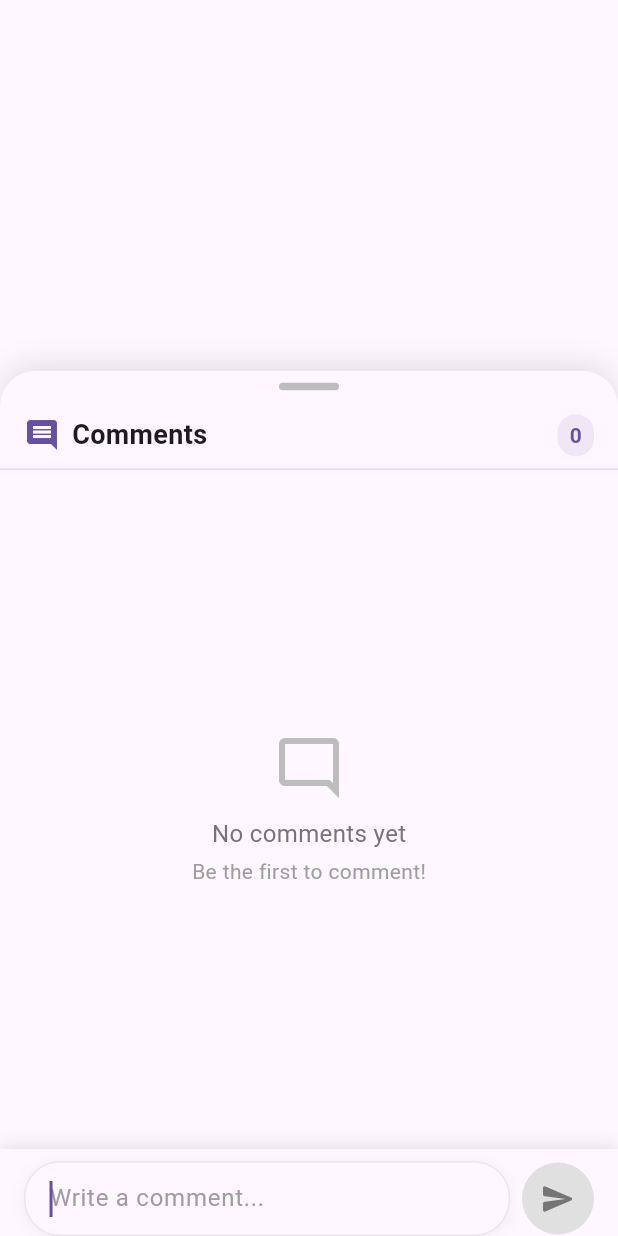
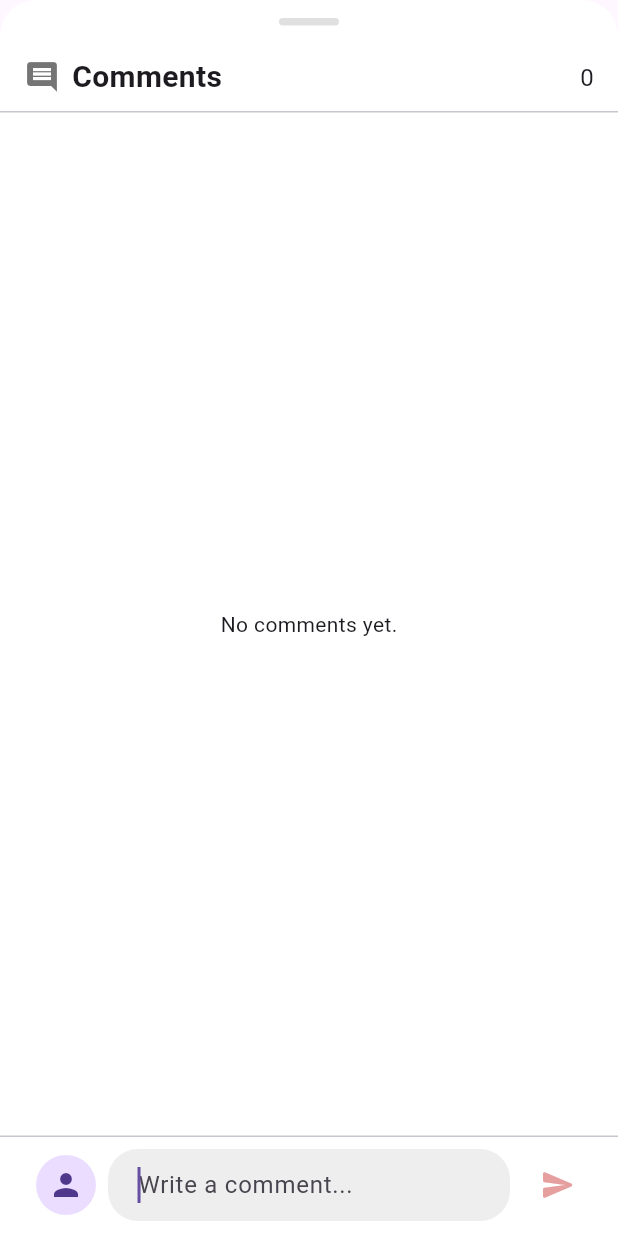
Before and after one commit to kyawnaing19/shweeshaungDaily, a Flutter app: the CommentSection widget shown alone on an empty page, opened directly with empty values, on a phone screen of 412 x 824 dp. Run offline on Flutter 3.47's test engine with Material 3 defaults, Android fonts, the phone set to English and light mode, and no system bars; our stand-ins replace audioplayers, cross_file, curved_navigation_bar, dotted_border, dropdown_button2, google_fonts and 4 more; missing offline and left inert: flutter_quill, record, webview_flutter_android, webview_flutter_wkwebview; accounts and stored records are empty; network calls fail.

Commit message:
comment ui

```diff
--- a/lib/views/comment_section.dart
+++ b/lib/views/comment_section.dart
@@ -1,8 +1,10 @@
 import 'package:flutter/material.dart';
 import 'package:intl/intl.dart';
+
 import '../services/api_service.dart';
 
 class CommentSection extends StatefulWidget {
+  final String? profileUrl;
   final List<dynamic> comments;
   final int? feedId;
   final VoidCallback? onCommentSuccess;
@@ -11,14 +13,14 @@ class CommentSection extends StatefulWidget {
     required this.comments,
     required this.feedId,
     this.onCommentSuccess,
+    this.profileUrl = '',
   });
 
   @override
   State<CommentSection> createState() => _CommentSectionState();
 }
 
-class _CommentSectionState extends State<CommentSection>
-    with SingleTickerProviderStateMixin {
+class _CommentSectionState extends State<CommentSection> {
   final FocusNode _focusNode = FocusNode();
   final TextEditingController _controller = TextEditingController();
   List<dynamic>? _comments;
@@ -27,25 +29,14 @@ class _CommentSectionState extends State<CommentSection>
   bool _showUserSuggestions = false;
   List<String> _userSuggestions = [];
   int _selectedSuggestionIndex = 0;
-  late AnimationController _animationController;
-  late Animation<double> _opacityAnimation;
 
   @override
   void initState() {
     super.initState();
-    _animationController = AnimationController(
-      vsync: this,
-      duration: const Duration(milliseconds: 300),
-    );
-    _opacityAnimation = Tween<double>(begin: 0, end: 1).animate(
-      CurvedAnimation(parent: _animationController, curve: Curves.easeInOut),
-    );
-
     _controller.addListener(_onTextChanged);
     _fetchComments();
     WidgetsBinding.instance.addPostFrameCallback((_) {
       _focusNode.requestFocus();
-      _animationController.forward();
     });
   }
 
@@ -53,6 +44,7 @@ class _CommentSectionState extends State<CommentSection>
     final text = _controller.text;
     setState(() {
       _hasText = text.trim().isNotEmpty;
+      // Show suggestions if text starts with '@'
       if (text.startsWith('@')) {
         _userSuggestions = _getUniqueUserNames();
         _showUserSuggestions = _userSuggestions.isNotEmpty;
@@ -98,7 +90,6 @@ class _CommentSectionState extends State<CommentSection>
 
   @override
   void dispose() {
-    _animationController.dispose();
     _focusNode.dispose();
     _controller.removeListener(_onTextChanged);
     _controller.dispose();
@@ -114,111 +105,31 @@ class _CommentSectionState extends State<CommentSection>
     }
   }
 
-  Widget _buildCommentItem(dynamic comment) {
-    final userName = comment['userName'] ?? 'User';
-    final text = comment['text'] ?? '';
-    final createdAt = comment['createdAt'] ?? '';
-    final profileUrl = comment['authorProfileUrl'] ?? '';
-
-    return FadeTransition(
-      opacity: _opacityAnimation,
-      child: Padding(
-        padding: const EdgeInsets.symmetric(vertical: 8.0),
-        child: Row(
-          crossAxisAlignment: CrossAxisAlignment.start,
-          children: [
-            CircleAvatar(
-              radius: 20,
-              backgroundImage:
-                  profileUrl.isNotEmpty ? NetworkImage(profileUrl) : null,
-              child:
-                  profileUrl.isEmpty
-                      ? const Icon(Icons.person, size: 20)
-                      : null,
-            ),
-            const SizedBox(width: 12),
-            Expanded(
-              child: Column(
-                crossAxisAlignment: CrossAxisAlignment.start,
-                children: [
-                  Container(
-                    padding: const EdgeInsets.all(12),
-                    decoration: BoxDecoration(
-                      color: Colors.grey[100],
-                      borderRadius: BorderRadius.circular(12),
-                    ),
-                    child: Column(
-                      crossAxisAlignment: CrossAxisAlignment.start,
-                      children: [
-                        Text(
-                          userName,
-                          style: const TextStyle(
-                            fontWeight: FontWeight.bold,
-                            fontSize: 14,
-                          ),
-                        ),
-                        const SizedBox(height: 4),
-                        Text(text, style: const TextStyle(fontSize: 14)),
-                      ],
-                    ),
-                  ),
-                  if (createdAt.isNotEmpty)
-                    Padding(
-                      padding: const EdgeInsets.only(top: 4, left: 8),
-                      child: Text(
-                        _formatDate(createdAt),
-                        style: TextStyle(fontSize: 11, color: Colors.grey[600]),
-                      ),
-                    ),
-                ],
-              ),
-            ),
-          ],
-        ),
-      ),
-    );
-  }
-
   @override
   Widget build(BuildContext context) {
-    final theme = Theme.of(context);
     final bottomInset = MediaQuery.of(context).viewInsets.bottom;
-
     return DraggableScrollableSheet(
-      initialChildSize: 0.7,
+      initialChildSize: 1.0,
       minChildSize: 0.5,
-      maxChildSize: 0.9,
-      snap: true,
+      maxChildSize: 1.0,
+      expand: false,
       builder: (context, scrollController) {
         return Container(
-          decoration: BoxDecoration(
-            color: theme.cardColor,
-            borderRadius: const BorderRadius.vertical(top: Radius.circular(24)),
-            boxShadow: [
-              BoxShadow(
-                color: Colors.black.withOpacity(0.1),
-                blurRadius: 16,
-                spreadRadius: 0,
-                offset: const Offset(0, -4),
-              ),
-            ],
+          decoration: const BoxDecoration(
+            color: Colors.white,
+            borderRadius: BorderRadius.vertical(top: Radius.circular(24)),
           ),
           child: Column(
             children: [
-              // Drag handle
-              Center(
-                child: Container(
+              Container(
                 width: 40,
                 height: 5,
-                  margin: const EdgeInsets.symmetric(vertical: 8),
+                margin: const EdgeInsets.symmetric(vertical: 12),
                 decoration: BoxDecoration(
-                    color: Colors.grey[400],
+                  color: Colors.grey[300],
                   borderRadius: BorderRadius.circular(10),
                 ),
               ),
-              ),
-
-              // Header
               Padding(
                 padding: const EdgeInsets.symmetric(
                   horizontal: 16,
@@ -226,114 +137,82 @@ class _CommentSectionState extends State<CommentSection>
                 ),
                 child: Row(
                   children: [
-                    Icon(Icons.comment, color: theme.primaryColor),
+                    const Icon(Icons.comment, color: Colors.black54),
                     const SizedBox(width: 8),
-                    Text(
+                    const Text(
                       'Comments',
                       style: TextStyle(
-                        fontSize: 18,
+                        fontSize: 20,
                         fontWeight: FontWeight.bold,
-                        color: theme.textTheme.titleLarge?.color,
                       ),
                     ),
                     const Spacer(),
-                    Container(
-                      padding: const EdgeInsets.symmetric(
-                        horizontal: 8,
-                        vertical: 4,
+                    Text(
+                      (_comments?.length ?? 0).toString(),
+                      style: const TextStyle(fontSize: 16),
                     ),
-                      decoration: BoxDecoration(
-                        color: theme.primaryColor.withOpacity(0.1),
-                        borderRadius: BorderRadius.circular(12),
+                  ],
                 ),
-                      child: Text(
-                        (_comments?.length ?? 0).toString(),
-                        style: TextStyle(
-                          fontSize: 14,
-                          color: theme.primaryColor,
-                          fontWeight: FontWeight.bold,
               ),
+              const Divider(height: 1),
+              Expanded(
+                child:
+                    _loading
+                        ? const Center(child: CircularProgressIndicator())
+                        : (_comments == null || _comments!.isEmpty)
+                        ? const Center(child: Text('No comments yet.'))
+                        : ListView.builder(
+                          controller: scrollController,
+                          itemCount: _comments!.length,
+                          itemBuilder: (context, index) {
+                            final comment = _comments![index];
+                            final userName = comment['userName'] ?? 'User';
+                            final text = comment['text'] ?? '';
+                            final createdAt = comment['createdAt'] ?? '';
+                            final profileUrl =
+                                comment['authorProfileUrl'] ?? '';
+                            return ListTile(
+                              leading: CircleAvatar(
+                                backgroundImage:
+                                    (profileUrl != null &&
+                                            profileUrl.isNotEmpty)
+                                        ? NetworkImage(profileUrl)
+                                        : null,
+                                child:
+                                    (profileUrl == null || profileUrl.isEmpty)
+                                        ? const Icon(Icons.person)
+                                        : null,
+                              ),
+                              title: Text(userName),
+                              subtitle: Column(
+                                crossAxisAlignment: CrossAxisAlignment.start,
+                                children: [
+                                  Text(text),
+                                  if (createdAt.isNotEmpty)
+                                    Text(
+                                      _formatDate(createdAt),
+                                      style: const TextStyle(
+                                        fontSize: 12,
+                                        color: Colors.grey,
                                       ),
                                     ),
                                 ],
                               ),
-              ),
-
-              const Divider(height: 1, thickness: 0.5),
-
-              // Comments list
-              Expanded(
-                child:
-                    _loading
-                        ? Center(
-                          child: CircularProgressIndicator(
-                            valueColor: AlwaysStoppedAnimation(
-                              theme.primaryColor,
+                            );
+                          },
                         ),
               ),
-                        )
-                        : (_comments == null || _comments!.isEmpty)
-                        ? Center(
-                          child: Column(
-                            mainAxisSize: MainAxisSize.min,
-                            children: [
-                              Icon(
-                                Icons.mode_comment_outlined,
-                                size: 48,
-                                color: Colors.grey[400],
-                              ),
-                              const SizedBox(height: 8),
-                              Text(
-                                'No comments yet',
-                                style: TextStyle(
-                                  color: Colors.grey[600],
-                                  fontSize: 16,
-                                ),
-                              ),
-                              const SizedBox(height: 4),
-                              Text(
-                                'Be the first to comment!',
-                                style: TextStyle(
-                                  color: Colors.grey[500],
-                                  fontSize: 14,
-                                ),
-                              ),
-                            ],
-                          ),
-                        )
-                        : ListView.builder(
-                          controller: scrollController,
-                          padding: const EdgeInsets.symmetric(
-                            horizontal: 16,
-                            vertical: 8,
-                          ),
-                          itemCount: _comments!.length,
-                          itemBuilder:
-                              (context, index) =>
-                                  _buildCommentItem(_comments![index]),
-                        ),
-              ),
-
-              // Bottom input area
+              const Divider(height: 1),
               SafeArea(
                 top: false,
-                child: AnimatedContainer(
+                child: AnimatedPadding(
                   duration: const Duration(milliseconds: 200),
+                  curve: Curves.easeOut,
                   padding: EdgeInsets.only(
                     bottom: bottomInset,
                     left: 16,
-                    right: 16,
+                    right: 8,
                     top: 8,
-                  ),
-                  decoration: BoxDecoration(
-                    color: theme.cardColor,
-                    boxShadow: [
-                      BoxShadow(
-                        color: Colors.black.withOpacity(0.1),
-                        blurRadius: 8,
-                        offset: const Offset(0, -2),
-                      ),
-                    ],
                   ),
                   child: Column(
                     mainAxisSize: MainAxisSize.min,
@@ -341,15 +220,16 @@ class _CommentSectionState extends State<CommentSection>
                       if (_showUserSuggestions)
                         Container(
                           constraints: const BoxConstraints(maxHeight: 150),
-                          margin: const EdgeInsets.only(bottom: 8),
+                          margin: const EdgeInsets.only(bottom: 4),
                           decoration: BoxDecoration(
-                            color: theme.cardColor,
-                            borderRadius: BorderRadius.circular(12),
+                            color: Colors.white,
+                            border: Border.all(color: Colors.grey.shade300),
+                            borderRadius: BorderRadius.circular(8),
                             boxShadow: [
                               BoxShadow(
-                                color: Colors.black.withOpacity(0.1),
-                                blurRadius: 8,
-                                spreadRadius: 1,
+                                color: Colors.black12,
+                                blurRadius: 4,
+                                offset: Offset(0, 2),
                               ),
                             ],
                           ),
@@ -358,35 +238,18 @@ class _CommentSectionState extends State<CommentSection>
                             itemCount: _userSuggestions.length,
                             itemBuilder: (context, index) {
                               final user = _userSuggestions[index];
-                              return Material(
-                                color:
+                              return ListTile(
+                                dense: true,
+                                tileColor:
                                     index == _selectedSuggestionIndex
-                                        ? theme.primaryColor.withOpacity(0.1)
-                                        : Colors.transparent,
-                                borderRadius: BorderRadius.circular(8),
-                                child: ListTile(
-                                  dense: true,
-                                  leading: CircleAvatar(
-                                    radius: 16,
-                                    backgroundColor: theme.primaryColor
-                                        .withOpacity(0.2),
-                                    child: Icon(
-                                      Icons.person,
-                                      size: 16,
-                                      color: theme.primaryColor,
-                                    ),
-                                  ),
-                                  title: Text(
-                                    user,
-                                    style: TextStyle(
-                                      color: theme.textTheme.bodyMedium?.color,
-                                    ),
-                                  ),
+                                        ? Colors.blue.shade50
+                                        : null,
+                                title: Text(user),
                                 onTap: () {
                                   setState(() {
-                                      _controller.text = '@$user ';
-                                      _controller.selection =
-                                          TextSelection.fromPosition(
+                                    _controller.text = '$user ';
+                                    _controller
+                                        .selection = TextSelection.fromPosition(
                                       TextPosition(
                                         offset: _controller.text.length,
                                       ),
@@ -394,78 +257,75 @@ class _CommentSectionState extends State<CommentSection>
                                     _showUserSuggestions = false;
                                   });
                                 },
-                                ),
                               );
                             },
                           ),
                         ),
                       Row(
                         children: [
+                          // Leading CircleAvatar
+                          Padding(
+                            padding: EdgeInsets.only(
+                              left: 8.0,
+                              right: 8.0,
+                              bottom: 10,
+                            ),
+                            child: CircleAvatar(
+                              backgroundImage:
+                                  widget.profileUrl?.isNotEmpty ?? false
+                                      ? NetworkImage(widget.profileUrl!)
+                                      : null,
+                              child:
+                                  widget.profileUrl?.isEmpty ?? true
+                                      ? const Icon(Icons.person)
+                                      : null,
+                            ),
+                          ),
+                          // Expanded TextField
                           Expanded(
-                            child: Container(
-                              decoration: BoxDecoration(
-                                color: theme.cardColor,
-                                borderRadius: BorderRadius.circular(24),
-                                border: Border.all(
-                                  color:
-                                      _hasText
-                                          ? theme.primaryColor.withOpacity(0.3)
-                                          : Colors.grey.withOpacity(0.2),
-                                ),
-                                boxShadow: [
-                                  BoxShadow(
-                                    color: Colors.black.withOpacity(0.05),
-                                    blurRadius: 8,
-                                    offset: const Offset(0, 2),
-                                  ),
-                                ],
-                              ),
+                            child: Padding(
+                              padding: EdgeInsets.only(right: 4.0, bottom: 10),
                               child: TextField(
                                 focusNode: _focusNode,
                                 controller: _controller,
                                 keyboardType: TextInputType.multiline,
                                 maxLines: null,
                                 minLines: 1,
-                                style: TextStyle(
-                                  color: theme.textTheme.bodyMedium?.color,
-                                ),
                                 decoration: InputDecoration(
                                   hintText: 'Write a comment...',
-                                  hintStyle: TextStyle(color: Colors.grey[500]),
-                                  border: InputBorder.none,
+                                  border: OutlineInputBorder(
+                                    borderRadius: BorderRadius.circular(20),
+                                    borderSide: BorderSide.none,
+                                  ),
+                                  filled: true,
+                                  fillColor: Colors.grey[200],
                                   contentPadding: const EdgeInsets.symmetric(
                                     horizontal: 16,
-                                    vertical: 12,
-                                  ),
-                                  suffixIcon:
-                                      _hasText
-                                          ? IconButton(
-                                            icon: const Icon(Icons.close),
-                                            onPressed: () {
-                                              _controller.clear();
-                                              _focusNode.requestFocus();
-                                            },
-                                          )
-                                          : null,
+                                    vertical: 0,
                                   ),
                                 ),
                               ),
                             ),
-                          const SizedBox(width: 8),
-                          AnimatedContainer(
-                            duration: const Duration(milliseconds: 200),
-                            decoration: BoxDecoration(
-                              shape: BoxShape.circle,
-                              color:
-                                  _hasText
-                                      ? theme.primaryColor
-                                      : Colors.grey[300],
+                          ),
+                          // Send IconButton
+                          Padding(
+                            padding: EdgeInsets.only(
+                              left: 4.0,
+                              right: 8.0,
+                              bottom: 10,
                             ),
                             child: IconButton(
                               icon: Icon(
                                 Icons.send_rounded,
                                 color:
-                                    _hasText ? Colors.white : Colors.grey[600],
+                                    _hasText
+                                        ? Colors.blue
+                                        : const Color.fromARGB(
+                                          255,
+                                          230,
+                                          159,
+                                          159,
+                                        ),
                               ),
                               onPressed:
                                   _hasText
@@ -482,7 +342,10 @@ class _CommentSectionState extends State<CommentSection>
                                               _controller.clear();
                                               FocusScope.of(context).unfocus();
                                               await _fetchComments();
-                                              widget.onCommentSuccess?.call();
+                                              if (widget.onCommentSuccess !=
+                                                  null) {
+                                                widget.onCommentSuccess!();
+                                              }
                                             }
                                           }
                                         }
--- a/pubspec.yaml
+++ b/pubspec.yaml
@@ -58,6 +58,7 @@ dependencies:
   webview_flutter: ^4.13.0
   webview_flutter_wkwebview: ^3.22.0
   webview_flutter_android: ^4.7.0
+  comment_box: ^0.0.18
 
 dev_dependencies:
   flutter_test:
```
Also changed, not shown: pubspec.lock. Lines whose indentation alone changed are shown as unchanged.
